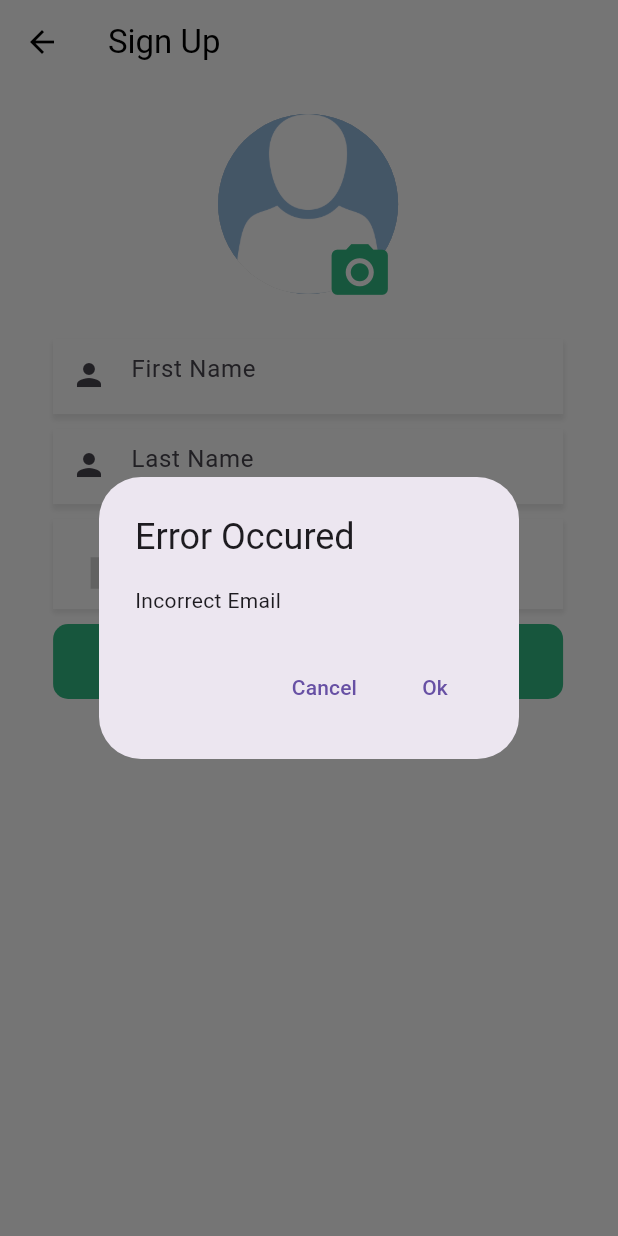
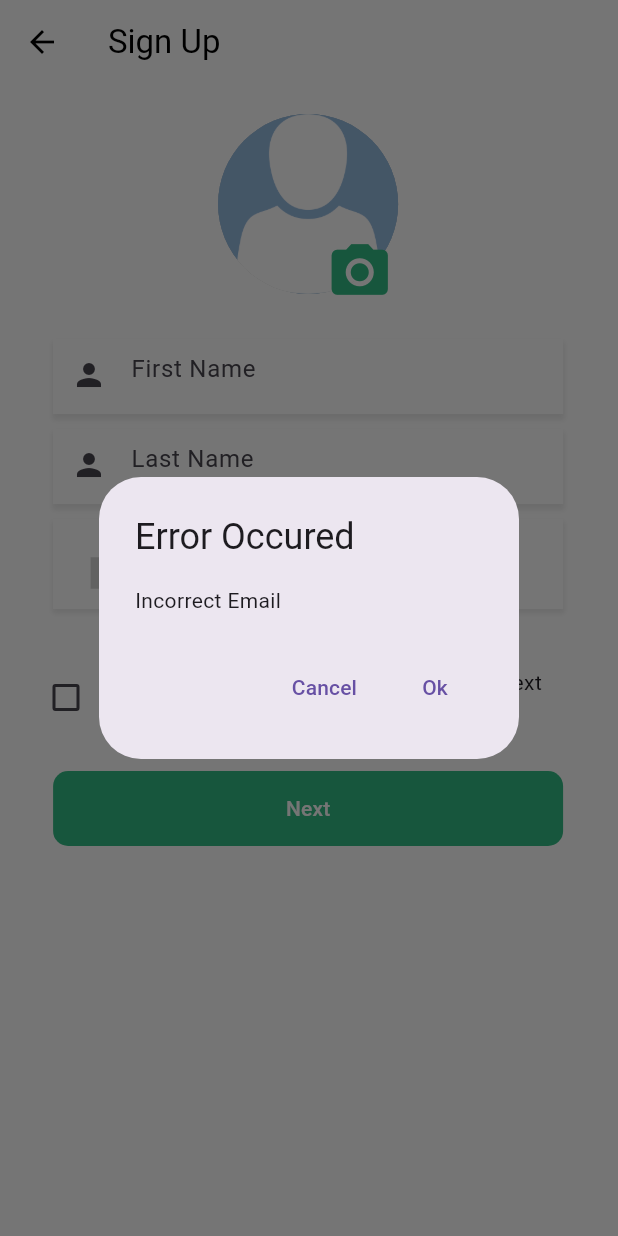
Before and after one commit to Dev-startupagile/panda-technician, a Flutter app: the CreateAccount screen opened directly with empty values, after a tap on "Next", on a phone screen of 412 x 824 dp. Run offline on Flutter 3.47's test engine with Material 3 defaults, Android fonts, the phone set to English and light mode, and no system bars; drawn by our look-alikes of intl_phone_number_input; our stand-ins replace cached_network_image, carousel_slider, date_time_picker, dio, firebase_core, firebase_messaging and 17 more; missing offline and left inert: amazon_cognito_identity_dart_2, amplify_api, amplify_auth_cognito, amplify_core, amplify_flutter, empty_widget and 1 more; accounts and stored records are empty.

Commit message:
Added phone agree

```diff
--- a/lib/screens/auth/createAccount.dart
+++ b/lib/screens/auth/createAccount.dart
@@ -41,7 +41,7 @@ class _CreateAccountState extends State<CreateAccount> {
     updated = true;
   }
 
-  bool isAgreed = false;
+  bool phoneAgreed = false;
   PhoneNumber number = PhoneNumber(isoCode: 'US');
   String uriPath = "";
   // Pick an image
@@ -342,6 +342,38 @@ class _CreateAccountState extends State<CreateAccount> {
                     ],
                   ),
                 ),
+                SizedBox(
+                  height: 20,
+                ),
+                Container(
+                    alignment: Alignment.center,
+                    width: MediaQuery.of(context).size.width * 0.9,
+                    margin: const EdgeInsets.fromLTRB(0, 15, 0, 15),
+                    decoration: BoxDecoration(
+                      color: Colors.white,
+                      borderRadius: BorderRadius.circular(10),
+                    ),
+                    child: Row(
+                        crossAxisAlignment: CrossAxisAlignment.center,
+                        mainAxisAlignment: MainAxisAlignment.start,
+                        children: [
+                          Checkbox(
+                            checkColor: Colors.white,
+                            value: phoneAgreed,
+                            onChanged: (bool? value) {
+                              setState(() {
+                                phoneAgreed = !phoneAgreed;
+                              });
+                            },
+                          ),
+                          const Expanded(
+                            child: Text(
+                              "By checking this box you agree to receive text messages at the number provided.",
+                              style: TextStyle(fontSize: 14),
+                              textAlign: TextAlign.left,
+                            ),
+                          ),
+                        ])),
                 Container(
                     width: 340, //
                     height: 50,
@@ -352,7 +384,7 @@ class _CreateAccountState extends State<CreateAccount> {
                     child: TextButton(
                       onPressed: () async {
                         Message message =
-                            signUpFormValidation1(userDetail, isAgreed);
+                            signUpFormValidation1(userDetail, phoneAgreed);
                         if (message.success) {
                           Get.toNamed("CreateAccount2", arguments: userDetail);
                         } else {
--- a/lib/services/validationServices.dart
+++ b/lib/services/validationServices.dart
@@ -132,7 +132,7 @@ Message signUpFormValidation(
   return message;
 }
 
-Message signUpFormValidation1(SignUp userDetail, bool termsAndConditions) {
+Message signUpFormValidation1(SignUp userDetail, bool phoneAgreed) {
   // ignore: unused_local_variable
   bool isFormValid = true;
 
@@ -170,6 +170,15 @@ Message signUpFormValidation1(SignUp userDetail, bool termsAndConditions) {
     isFormValid = false;
     Message message = Message(
         success: false, message: "Phone Number  Not Added", formIndex: 3);
+
+    return message;
+  }
+  if (!phoneAgreed) {
+    isFormValid = false;
+    Message message = Message(
+        success: false,
+        message: "You must agree to recieve text messages.",
+        formIndex: 5);
 
     return message;
   }
--- a/pubspec.yaml
+++ b/pubspec.yaml
@@ -4,7 +4,7 @@ description: A new Flutter project.
 publish_to: "none"
 
 
-version: 1.0.19+19
+version: 1.0.22+22
 
 environment:
   sdk: ">=2.18.4 <3.0.0"
```
Also changed, not shown: pubspec.lock.
